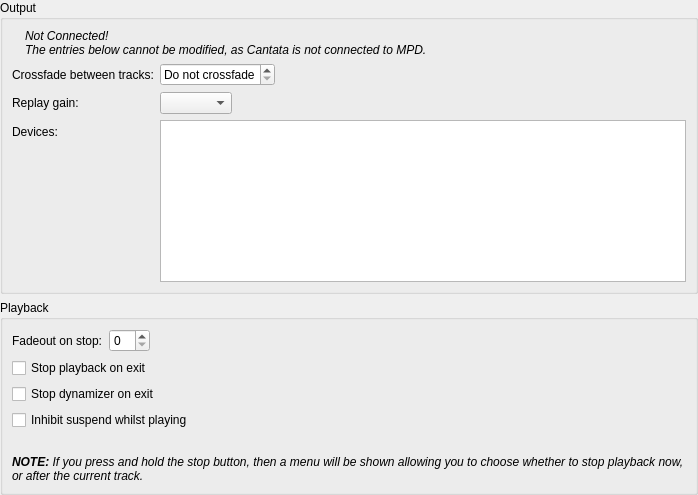
First picture: the form in gui/playbacksettings.ui, repository CDrummond/cantata, before the edit.
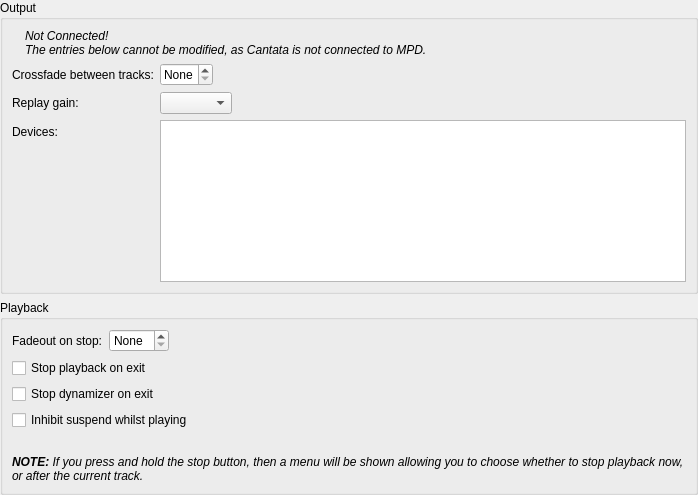
Second picture: the form after the edit. Custom widgets are drawn as their Qt base class.

Commit message: Better text

Patch:
```diff
--- a/gui/playbacksettings.ui
+++ b/gui/playbacksettings.ui
@@ -63,7 +63,7 @@
            <number>20</number>
           </property>
           <property name="specialValueText">
-           <string>Do not crossfade</string>
+           <string>None</string>
           </property>
          </widget>
         </item>
@@ -167,7 +167,14 @@
        </widget>
       </item>
       <item row="0" column="1">
-       <widget class="QSpinBox" name="stopFadeDuration"/>
+       <widget class="QSpinBox" name="stopFadeDuration">
+        <property name="suffix">
+         <string> ms</string>
+        </property>
+        <property name="specialValueText">
+         <string>None</string>
+        </property>
+       </widget>
       </item>
       <item row="4" column="0">
        <spacer name="verticalSpacer_8">
```
The commit also changes 1 other file.
